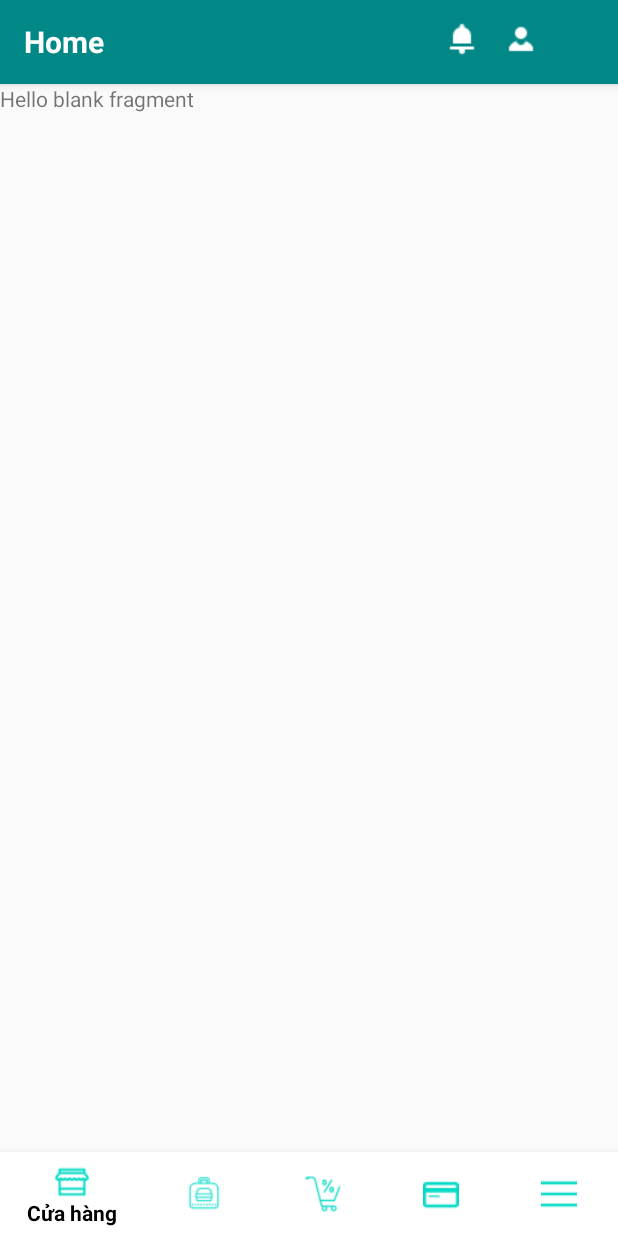
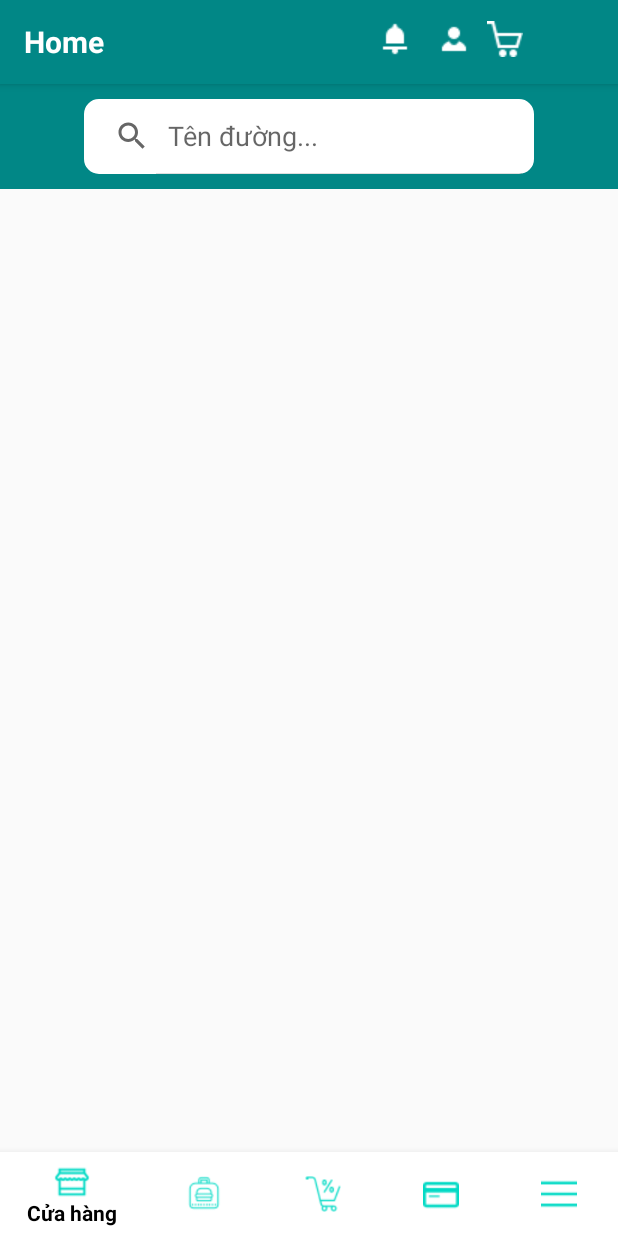
Before and after one commit to MinhThu100200/MiniStopApp, an Android app: the screen it shows after launch (HomePageActivity), on a phone screen of 412 x 824 dp. Run offline under Robolectric (Android 15) with nearby library versions, the phone set to English and light mode, and no system bars.

Commit message:
update fragment, activity

```diff
--- a/app/src/main/AndroidManifest.xml
+++ b/app/src/main/AndroidManifest.xml
@@ -63,6 +63,11 @@
             android:theme="@style/noTitle"></activity>
 
         <activity android:name=".MyInfoActivity" android:theme="@style/noTitle"/>
+
+        <activity
+            android:name=".CartActivity"></activity>
+        <activity
+            android:name=".NotificationActivity"></activity>
     </application>
 
 </manifest>
--- a/app/src/main/java/hcmute/edu/vn/mssv18128062/HomePageActivity.java
+++ b/app/src/main/java/hcmute/edu/vn/mssv18128062/HomePageActivity.java
@@ -1,5 +1,6 @@
 package hcmute.edu.vn.mssv18128062;
 
+import android.app.Activity;
 import android.content.Intent;
 import android.os.Build;
 import android.os.Bundle;
@@ -24,6 +25,8 @@ public class HomePageActivity extends AppCompatActivity {
     TextView textView;
     Toolbar toolbar;
     ImageButton info;
+    ImageButton cart;
+    ImageButton notification;
     BottomNavigationView bottomNavigationView;
     @RequiresApi(api = Build.VERSION_CODES.LOLLIPOP)
     @Override
@@ -32,12 +35,36 @@ public class HomePageActivity extends AppCompatActivity {
         setContentView(R.layout.activity_hompage);
         bottomNavigationView = (BottomNavigationView)findViewById(R.id.navigationView);
         bottomNavigationView.setOnNavigationItemSelectedListener(selectedListener);
+        //
         textView = (TextView)findViewById(R.id.titleFrag);
         textView.setText("Home");
         HomeFragment fragment = new HomeFragment();
         FragmentTransaction fragmentTransaction=getSupportFragmentManager().beginTransaction();
         fragmentTransaction.replace(R.id.container,fragment,"");
         fragmentTransaction.commit();
+        //
+
+        cart = (ImageButton)findViewById(R.id.cart);
+        cart.setOnClickListener(new View.OnClickListener() {
+            @Override
+            public void onClick(View v) {
+                Intent intent = new  Intent(getBaseContext(), CartActivity.class);
+                startActivity(intent);
+            }
+        });
+        //
+
+        notification = (ImageButton)findViewById(R.id.notification);
+        notification.setOnClickListener(new View.OnClickListener() {
+            @Override
+            public void onClick(View v) {
+                Intent intent = new  Intent(getBaseContext(), NotificationActivity.class);
+                startActivity(intent);
+            }
+        });
+
+        //
+
         info = (ImageButton)findViewById(R.id.profile);
         info.setOnClickListener(new View.OnClickListener() {
             @Override
--- /dev/null
+++ b/app/src/main/res/layout/activity_cart.xml
@@ -0,0 +1,6 @@
+<?xml version="1.0" encoding="utf-8"?>
+<androidx.constraintlayout.widget.ConstraintLayout
+    xmlns:android="http://schemas.android.com/apk/res/android" android:layout_width="match_parent"
+    android:layout_height="match_parent">
+
+</androidx.constraintlayout.widget.ConstraintLayout>
--- /dev/null
+++ b/app/src/main/res/layout/activity_notification.xml
@@ -0,0 +1,6 @@
+<?xml version="1.0" encoding="utf-8"?>
+<androidx.constraintlayout.widget.ConstraintLayout
+    xmlns:android="http://schemas.android.com/apk/res/android" android:layout_width="match_parent"
+    android:layout_height="match_parent">
+
+</androidx.constraintlayout.widget.ConstraintLayout>
--- a/app/src/main/res/layout/fragment_home.xml
+++ b/app/src/main/res/layout/fragment_home.xml
@@ -6,9 +6,21 @@
     tools:context=".HomeFragment">
 
     <!-- TODO: Update blank fragment layout -->
-    <TextView
+    <LinearLayout
+        android:background="@color/teal_700"
         android:layout_width="match_parent"
-        android:layout_height="match_parent"
-        android:text="@string/hello_blank_fragment" />
+        android:layout_height="70dp"
+        android:gravity="center"
+        android:orientation="horizontal">
+
+        <SearchView
+            android:layout_width="300dp"
+            android:layout_height="50dp"
+            android:background="@drawable/boder_edittext"
+            android:queryHint="Tên đường..."
+            android:iconifiedByDefault="false"
+            ></SearchView>
+    </LinearLayout>
+
 
 </FrameLayout>
--- a/app/src/main/res/layout/toolbar.xml
+++ b/app/src/main/res/layout/toolbar.xml
@@ -22,7 +22,7 @@
             android:id="@+id/notification"
             android:layout_width="wrap_content"
             android:layout_height="wrap_content"
-            android:layout_marginLeft="180dp"
+            android:layout_marginLeft="135dp"
             android:layout_marginRight="5dp"
             android:tint="@color/white"
             android:background="@android:color/transparent"
@@ -38,6 +38,16 @@
             android:background="@android:color/transparent"
             android:src="@drawable/person"></ImageButton>
 
+        <ImageButton
+            android:id="@+id/cart"
+            android:layout_width="wrap_content"
+            android:layout_height="wrap_content"
+            android:layout_alignParentEnd="true"
+            android:layout_marginLeft="10dp"
+            android:tint="@color/white"
+            android:background="@android:color/transparent"
+            android:src="@drawable/cart"></ImageButton>
+
     </LinearLayout>
 
 
```
Also changed, not shown: app/src/main/java/hcmute/edu/vn/mssv18128062/CartActivity.java (added, +14 -0 lines), app/src/main/java/hcmute/edu/vn/mssv18128062/NotificationActivity.java (added, +14 -0 lines), app/src/main/res/drawable-v24/cart.png (added).
